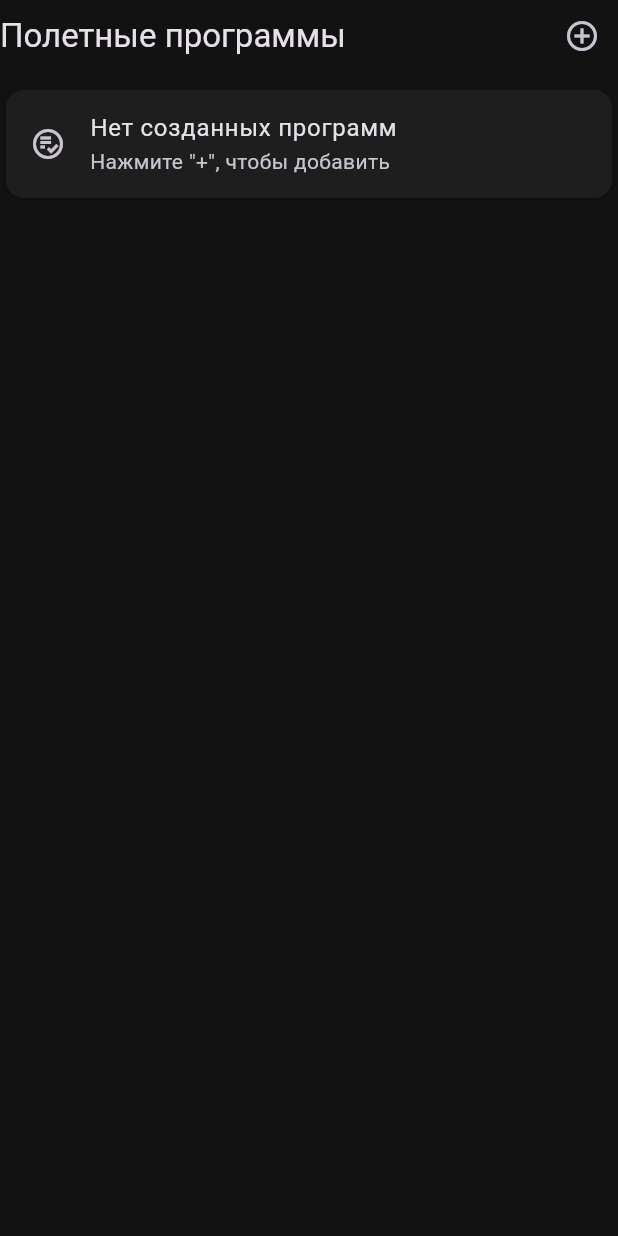
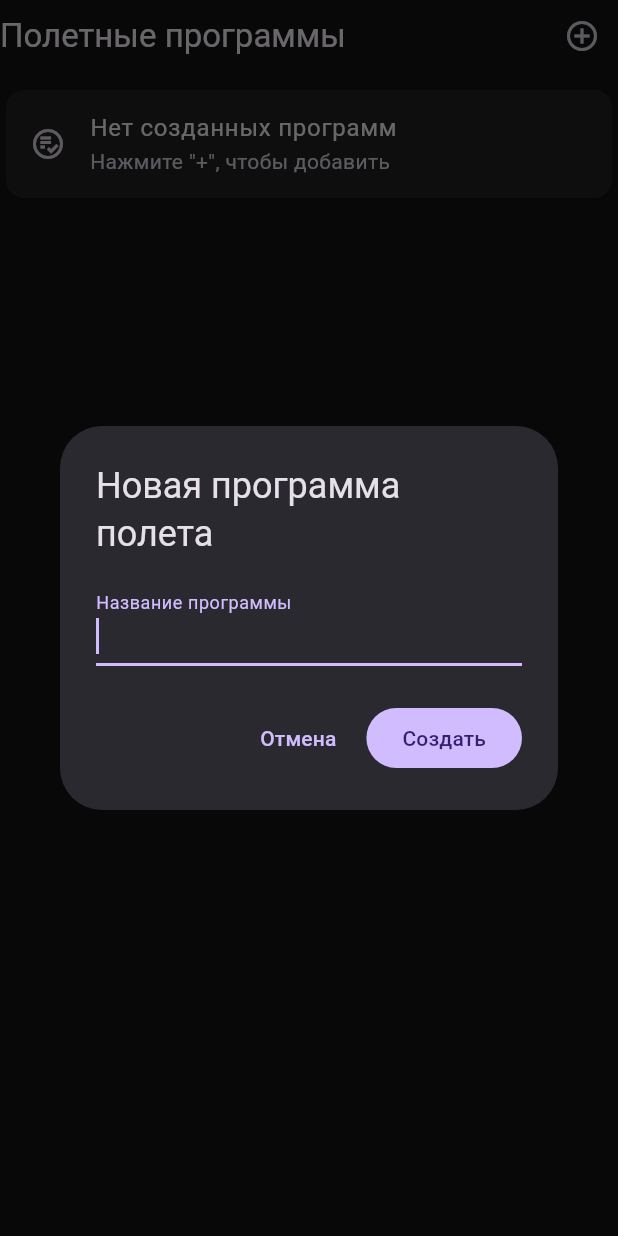
Before and after one commit to Salahad-9937/GliderFlightCore, a Flutter app: the FlightProgramsList widget shown alone on an empty page, opened directly with empty values, after a tap on the "add circle outline" icon, on a phone screen of 412 x 824 dp. Run offline on Flutter 3.47's test engine with Material 3 defaults, Android fonts, the phone set to English and light mode, and no system bars; our stand-ins replace flutter_riverpod, google_fonts.

Commit message:
feat(client): Реализация добавления и удаления полетных программ

```diff
--- /dev/null
+++ b/client/lib/features/flight_programs/presentation/widgets/add_program_dialog.dart
@@ -0,0 +1,51 @@
+import 'package:flutter/material.dart';
+import 'package:flutter_riverpod/flutter_riverpod.dart';
+
+import '../providers/flight_programs_providers.dart';
+
+/// Показывает диалоговое окно для добавления новой полетной программы.
+void showAddProgramDialog(BuildContext context, WidgetRef ref, String profileId) {
+  final controller = TextEditingController();
+  final formKey = GlobalKey<FormState>();
+
+  showDialog(
+    context: context,
+    builder: (context) {
+      return AlertDialog(
+        title: const Text('Новая программа полета'),
+        content: Form(
+          key: formKey,
+          child: TextFormField(
+            controller: controller,
+            autofocus: true,
+            decoration: const InputDecoration(labelText: 'Название программы'),
+            validator: (value) {
+              if (value == null || value.trim().isEmpty) {
+                return 'Название не может быть пустым';
+              }
+              return null;
+            },
+          ),
+        ),
+        actions: [
+          TextButton(
+            onPressed: () => Navigator.of(context).pop(),
+            child: const Text('Отмена'),
+          ),
+          FilledButton(
+            onPressed: () {
+              if (formKey.currentState!.validate()) {
+                // Вызываем метод контроллера для добавления
+                ref
+                    .read(flightProgramsControllerProvider)
+                    .addProgram(profileId, controller.text.trim());
+                Navigator.of(context).pop();
+              }
+            },
+            child: const Text('Создать'),
+          ),
+        ],
+      );
+    },
+  );
+}
```
Also changed, not shown: client/lib/features/flight_programs/presentation/widgets/delete_program_dialog.dart (added, +46 -0 lines), client/lib/features/flight_programs/presentation/widgets/flight_programs_list.dart (+56 -16 lines).
